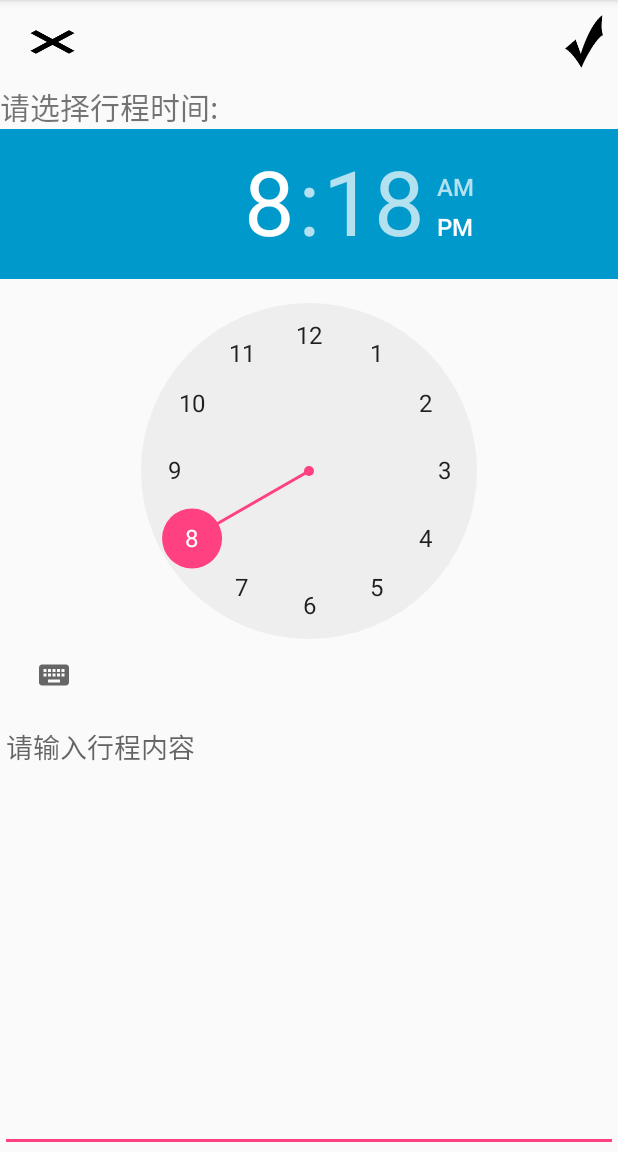
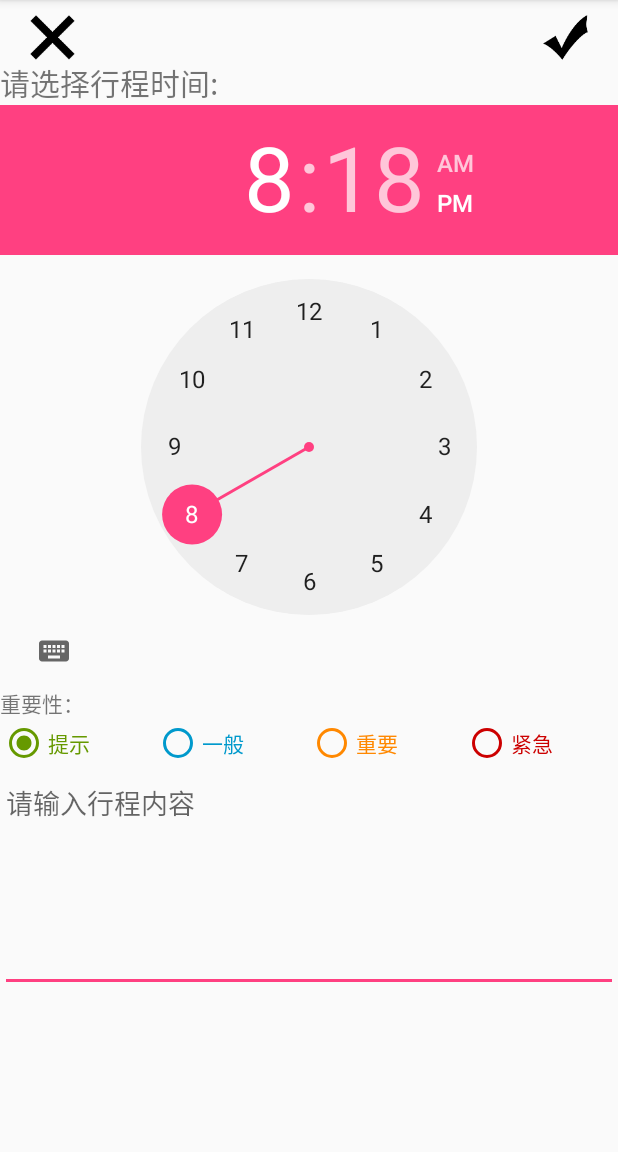
Before and after one commit to FragrantRye/MrCue, an Android app: the AddActivity screen opened directly, with no data from a screen before it, on a phone screen of 412 x 824 dp, the part 84-1236 px from its top. Run offline under Robolectric (Android 15) with nearby library versions, the phone set to English and light mode, and no system bars.

Commit message:
更新重要性标记
小红点变成小彩点
最低api适配25 (Android 7.1)
修复一堆BUG

```diff
--- a/app/build.gradle
+++ b/app/build.gradle
@@ -1,10 +1,14 @@
 apply plugin: 'com.android.application'
 
 android {
+    lintOptions{
+        checkReleaseBuilds false
+        abortOnError false
+    }
     compileSdkVersion 28
     defaultConfig {
         applicationId "cn.xfz.mrcue"
-        minSdkVersion 26
+        minSdkVersion 25
         targetSdkVersion 28
         versionCode 3
         versionName "2.0"
--- a/app/src/main/java/cn/xfz/mrcue/AddActivity.java
+++ b/app/src/main/java/cn/xfz/mrcue/AddActivity.java
@@ -6,9 +6,7 @@ import android.support.annotation.RequiresApi;
 import android.support.v7.app.AppCompatActivity;
 import android.os.Bundle;
 import android.view.View;
-import android.widget.Button;
-import android.widget.EditText;
-import android.widget.TimePicker;
+import android.widget.*;
 import cn.xfz.mrcue.sql.Schedule;
 
 import java.text.ParseException;
@@ -17,13 +15,14 @@ import java.util.Date;
 import java.util.Locale;
 
 public class AddActivity extends AppCompatActivity {
-    private static SimpleDateFormat sdf = new SimpleDateFormat("yyyy-MM-dd HH:mm:ss", Locale.CHINA);
+    private static SimpleDateFormat sdf = new SimpleDateFormat("yyyy-MM-dd HH:mm", Locale.CHINA);
     private EditText ct;
     private Date day = null;
-    public TimePicker time_choose;
-    private Schedule sche = new Schedule();
-    public Button confirm;
-    public Button cancel;
+    private TimePicker time_choose;
+    private Button confirm;
+    private Button cancel;
+    private RadioGroup radioGroup;
+    private Schedule sche;
 
     @RequiresApi(api = Build.VERSION_CODES.M)
     @Override
@@ -33,24 +32,25 @@ public class AddActivity extends AppCompatActivity {
 
         //实例化各控件
         ct = findViewById(R.id.content);
+        time_choose = findViewById(R.id.time_choose);
         confirm = findViewById(R.id.confirm);
         cancel = findViewById(R.id.cancel);
-        time_choose = findViewById(R.id.time_choose);
+        radioGroup = findViewById(R.id.importance);
         Bundle bundle = getIntent().getBundleExtra("data");
 
         if (bundle != null && (day = (Date) bundle.getSerializable("date_data")) != null) {
             time_choose.setHour(day.getHours());
             time_choose.setMinute(day.getMinutes());
         }
-        if (bundle != null && bundle.getSerializable("sch_data") != null) {
-            sche = (Schedule) bundle.getSerializable("sch_data");
+        if (bundle != null && (sche = (Schedule)bundle.getSerializable("sch_data"))!= null) {
             ct.setText(sche.getContent());
             try {
                 day = sdf.parse(sche.getTime());
             } catch (ParseException e) {
                 day = new Date();
             }
-
+        }else{
+            sche = new Schedule();
         }
         //设置时间选择控件的转换监听
         time_choose.setOnTimeChangedListener(new TimePicker.OnTimeChangedListener() {
@@ -68,6 +68,20 @@ public class AddActivity extends AppCompatActivity {
                     sche.setTime(sdf.format(day));
                 }
                 sche.setContent(ct.getText().toString());
+                switch(radioGroup.getCheckedRadioButtonId()){
+                    case R.id.radioButton1:
+                        sche.setImportant(1);
+                        break;
+                    case R.id.radioButton2:
+                        sche.setImportant(2);
+                        break;
+                    case R.id.radioButton3:
+                        sche.setImportant(3);
+                        break;
+                    case R.id.radioButton4:
+                        sche.setImportant(4);
+                        break;
+                }
                 Intent intent = new Intent();
                 Bundle bundle = new Bundle();
                 bundle.putSerializable("add_data", sche);
--- a/app/src/main/res/layout/activity_add.xml
+++ b/app/src/main/res/layout/activity_add.xml
@@ -1,29 +1,34 @@
 <?xml version="1.0" encoding="utf-8"?>
-<LinearLayout xmlns:android="http://schemas.android.com/apk/res/android"
-              xmlns:app="http://schemas.android.com/apk/res-auto"
+<ScrollView
+        xmlns:android="http://schemas.android.com/apk/res/android"
+        android:layout_width="fill_parent"
+        android:layout_height="fill_parent"
+        android:scrollbars="vertical"
+        android:fadingEdge="vertical">
+    <LinearLayout
             xmlns:tools="http://schemas.android.com/tools"
             android:layout_width="match_parent"
-              android:layout_height="match_parent"
+            android:layout_height="wrap_content"
             android:orientation="vertical"
             tools:context="cn.xfz.mrcue.AddActivity">
         <RelativeLayout
                 android:layout_width="match_parent"
-            android:layout_height="?attr/actionBarSize">
+                android:layout_height="wrap_content">
             <Button
                     android:id="@+id/cancel"
                     android:background="@mipmap/cancel"
                     android:layout_width="30dp"
-                android:layout_marginTop="20dp"
-                android:layout_height="25dp" android:layout_marginLeft="20dp" android:layout_marginStart="20dp"
-                android:layout_marginRight="20dp" android:layout_marginEnd="20dp" android:layout_marginBottom="20dp"/>
+                    android:layout_height="30dp"
+                    android:layout_marginTop="10dp"
+                    android:layout_marginStart="20dp"/>
             <Button
                     android:id="@+id/confirm"
                     android:background="@mipmap/confirm"
-                android:layout_marginEnd="10dp"
                     android:layout_alignParentEnd="true"
-                android:layout_width="25dp"
+                    android:layout_width="30dp"
+                    android:layout_height="30dp"
                     android:layout_marginTop="10dp"
-                android:layout_height="35dp"/>
+                    android:layout_marginEnd="20dp"/>
         </RelativeLayout>
         <TextView
                 android:textSize="20sp"
@@ -33,12 +38,52 @@
         <TimePicker
                 android:id="@+id/time_choose"
                 android:layout_width="match_parent"
-            android:layout_height="wrap_content" android:headerBackground="@android:color/holo_blue_dark"/>
+                android:layout_height="wrap_content"
+        />
+        <LinearLayout android:layout_width="fill_parent"
+                      android:layout_height="wrap_content"
+                      android:orientation="vertical">
+            <TextView
+                    android:layout_width="match_parent"
+                    android:layout_height="wrap_content"
+                    android:text="重要性："/>
+            <RadioGroup
+                    android:id="@+id/importance"
+                    android:layout_width="match_parent"
+                    android:layout_height="match_parent"
+                    android:orientation="horizontal">
+                <RadioButton
+                        android:text="提示"
+                        android:layout_width="wrap_content"
+                        android:layout_height="wrap_content" android:id="@+id/radioButton1" android:layout_weight="1"
+                        android:textColor="@android:color/holo_green_dark" android:checked="true"
+                        android:buttonTint="@android:color/holo_green_dark"/>
+                <RadioButton
+                        android:text="一般"
+                        android:layout_width="wrap_content"
+                        android:layout_height="wrap_content" android:id="@+id/radioButton2" android:layout_weight="1"
+                        android:textColor="@android:color/holo_blue_dark"
+                        android:buttonTint="@android:color/holo_blue_dark"/>
+                <RadioButton
+                        android:text="重要"
+                        android:layout_width="wrap_content"
+                        android:layout_height="wrap_content" android:id="@+id/radioButton3" android:layout_weight="1"
+                        android:textColor="@android:color/holo_orange_dark"
+                        android:buttonTint="@android:color/holo_orange_dark"/>
+                <RadioButton
+                        android:text="紧急"
+                        android:layout_width="wrap_content"
+                        android:layout_height="wrap_content" android:id="@+id/radioButton4" android:layout_weight="1"
+                        android:textColor="@android:color/holo_red_dark"
+                        android:buttonTint="@android:color/holo_red_dark"/>
+            </RadioGroup>
+        </LinearLayout>
         <EditText
                 android:gravity="start"
                 android:hint="请输入行程内容"
                 android:id="@+id/content"
                 android:layout_width="match_parent"
-            android:layout_height="match_parent"
+                android:layout_height="150dp"
                 android:inputType="text"/>
     </LinearLayout>
+</ScrollView>
--- a/app/src/main/res/layout/activity_key.xml
+++ b/app/src/main/res/layout/activity_key.xml
@@ -29,6 +29,5 @@
             android:layout_width="wrap_content"
             android:id="@+id/lockview"
             android:layout_alignParentBottom="true"
-            android:background="#404040"
-    />
+            android:background="#404040"/>
 </RelativeLayout>
--- a/app/src/main/res/layout/activity_main.xml
+++ b/app/src/main/res/layout/activity_main.xml
@@ -20,7 +20,7 @@
       android:textSize="18sp"
       android:text="当前日期:"
       android:gravity="center"
-      android:layout_width="80dp"
+      android:layout_width="wrap_content"
       android:layout_height="wrap_content" />
   <TextView
       android:id="@+id/curday"
```
Also changed, not shown: app/src/main/java/cn/xfz/mrcue/Calendar_text_view.java (+16 -3 lines), app/src/main/java/cn/xfz/mrcue/LookActivity.java (+20 -0 lines), app/src/main/java/cn/xfz/mrcue/NewCalender.java (+1 -9 lines), app/src/main/java/cn/xfz/mrcue/SchAdapter.java (+23 -8 lines), app/src/main/java/cn/xfz/mrcue/sql/SQLUtil.java (+22 -16 lines), app/src/main/res/layout/activity_look.xml (+16 -0 lines), 1 other file. Lines whose indentation alone changed are shown as unchanged.
